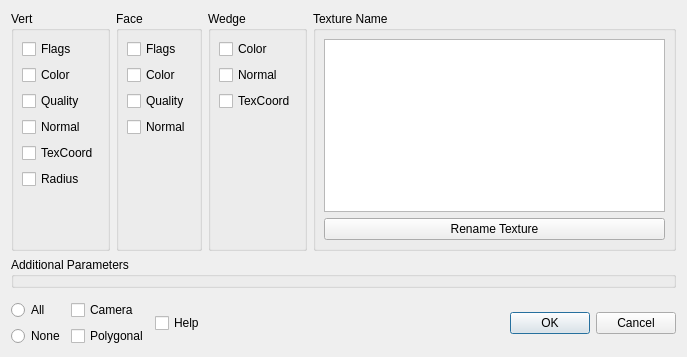
Qt form src/meshlab/dialogs/save_mesh_attributes_dialog.ui (cnr-isti-vclab/meshlab) before a commit.
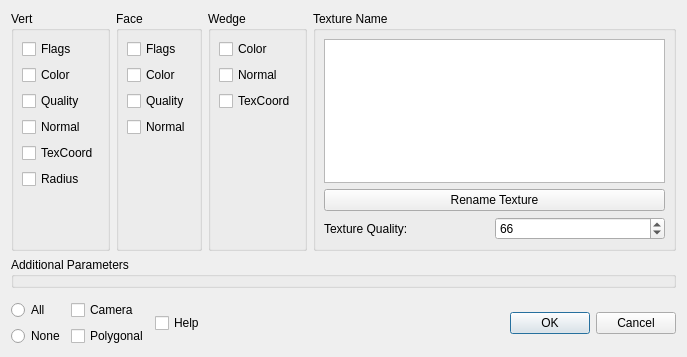
The same form after that commit.

Commit message: possibility to choose texture quality when saving

What changed in the file:
```diff
--- a/src/meshlab/dialogs/save_mesh_attributes_dialog.ui
+++ b/src/meshlab/dialogs/save_mesh_attributes_dialog.ui
@@ -237,6 +237,53 @@
           </property>
          </widget>
         </item>
+        <item>
+         <widget class="QFrame" name="frame">
+          <property name="frameShape">
+           <enum>QFrame::NoFrame</enum>
+          </property>
+          <property name="frameShadow">
+           <enum>QFrame::Plain</enum>
+          </property>
+          <layout class="QHBoxLayout" name="horizontalLayout_2">
+           <property name="spacing">
+            <number>0</number>
+           </property>
+           <property name="leftMargin">
+            <number>0</number>
+           </property>
+           <property name="topMargin">
+            <number>0</number>
+           </property>
+           <property name="rightMargin">
+            <number>0</number>
+           </property>
+           <property name="bottomMargin">
+            <number>0</number>
+           </property>
+           <item>
+            <widget class="QLabel" name="label">
+             <property name="text">
+              <string>Texture Quality:</string>
+             </property>
+            </widget>
+           </item>
+           <item>
+            <widget class="QSpinBox" name="textureQualitySpinBox">
+             <property name="minimum">
+              <number>-1</number>
+             </property>
+             <property name="maximum">
+              <number>100</number>
+             </property>
+             <property name="value">
+              <number>66</number>
+             </property>
+            </widget>
+           </item>
+          </layout>
+         </widget>
+        </item>
        </layout>
       </widget>
      </item>
```
The commit also changes 10 other files.
